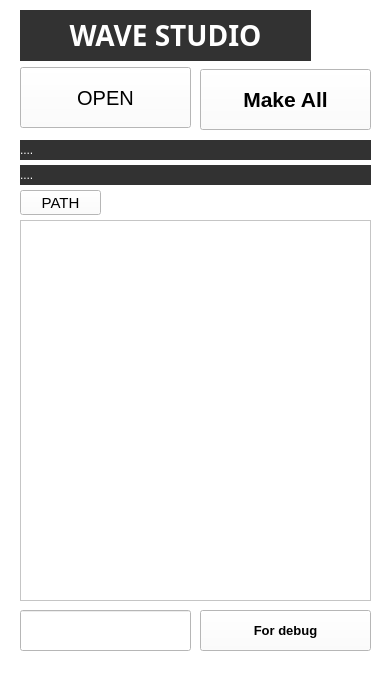
The window that 03_resource/ui_imageMaking.ui (suni1015/ImageMaking) describes before a commit, drawn with Qt 5.
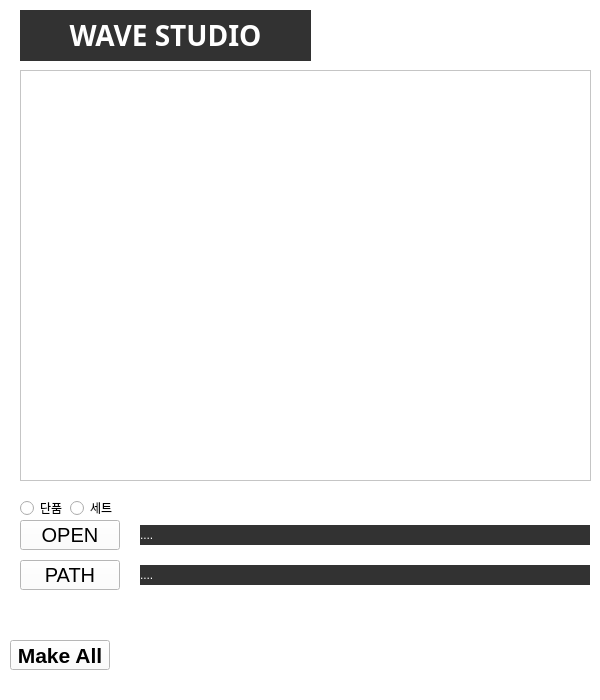
The same window after the commit.

Patch:
```diff
--- a/03_resource/ui_imageMaking.ui
+++ b/03_resource/ui_imageMaking.ui
@@ -6,8 +6,8 @@
    <rect>
     <x>0</x>
     <y>0</y>
-    <width>389</width>
-    <height>693</height>
+    <width>600</width>
+    <height>700</height>
    </rect>
   </property>
   <property name="font">
@@ -26,9 +26,9 @@
     <property name="geometry">
      <rect>
       <x>20</x>
-      <y>67</y>
-      <width>171</width>
-      <height>61</height>
+      <y>520</y>
+      <width>100</width>
+      <height>30</height>
      </rect>
     </property>
     <property name="font">
@@ -47,9 +47,9 @@
    <widget class="QLabel" name="label_file_path">
     <property name="geometry">
      <rect>
-      <x>20</x>
-      <y>140</y>
-      <width>351</width>
+      <x>140</x>
+      <y>525</y>
+      <width>450</width>
       <height>20</height>
      </rect>
     </property>
@@ -63,8 +63,8 @@
    <widget class="QLineEdit" name="edt_poombun">
     <property name="geometry">
      <rect>
-      <x>20</x>
-      <y>610</y>
+      <x>10</x>
+      <y>790</y>
       <width>171</width>
       <height>41</height>
      </rect>
@@ -93,9 +93,9 @@
     <property name="geometry">
      <rect>
       <x>20</x>
-      <y>220</y>
-      <width>351</width>
-      <height>381</height>
+      <y>70</y>
+      <width>571</width>
+      <height>411</height>
      </rect>
     </property>
    </widget>
@@ -132,8 +132,8 @@
    <widget class="QPushButton" name="btn_img_make_single">
     <property name="geometry">
      <rect>
-      <x>200</x>
-      <y>610</y>
+      <x>210</x>
+      <y>800</y>
       <width>171</width>
       <height>41</height>
      </rect>
@@ -157,10 +157,10 @@
    <widget class="QPushButton" name="btn_img_make_multi">
     <property name="geometry">
      <rect>
-      <x>200</x>
-      <y>69</y>
-      <width>171</width>
-      <height>61</height>
+      <x>10</x>
+      <y>640</y>
+      <width>100</width>
+      <height>30</height>
      </rect>
     </property>
     <property name="font">
@@ -182,9 +182,9 @@
    <widget class="QLabel" name="label_file_path_2">
     <property name="geometry">
      <rect>
-      <x>20</x>
-      <y>165</y>
-      <width>351</width>
+      <x>140</x>
+      <y>565</y>
+      <width>450</width>
       <height>20</height>
      </rect>
     </property>
@@ -199,15 +199,15 @@
     <property name="geometry">
      <rect>
       <x>20</x>
-      <y>190</y>
-      <width>81</width>
-      <height>25</height>
+      <y>560</y>
+      <width>100</width>
+      <height>30</height>
      </rect>
     </property>
     <property name="font">
      <font>
       <family>Arial</family>
-      <pointsize>11</pointsize>
+      <pointsize>15</pointsize>
      </font>
     </property>
     <property name="toolTip">
@@ -217,6 +217,32 @@
      <string>PATH</string>
     </property>
    </widget>
+   <widget class="QRadioButton" name="radio_single">
+    <property name="geometry">
+     <rect>
+      <x>20</x>
+      <y>500</y>
+      <width>50</width>
+      <height>16</height>
+     </rect>
+    </property>
+    <property name="text">
+     <string>단품</string>
+    </property>
+   </widget>
+   <widget class="QRadioButton" name="radio_set">
+    <property name="geometry">
+     <rect>
+      <x>70</x>
+      <y>500</y>
+      <width>50</width>
+      <height>16</height>
+     </rect>
+    </property>
+    <property name="text">
+     <string>세트</string>
+    </property>
+   </widget>
   </widget>
   <widget class="QMenuBar" name="menubar">
    <property name="geometry">
```
Left out of the diff: 7 changed lines with no effect on the pictures.
